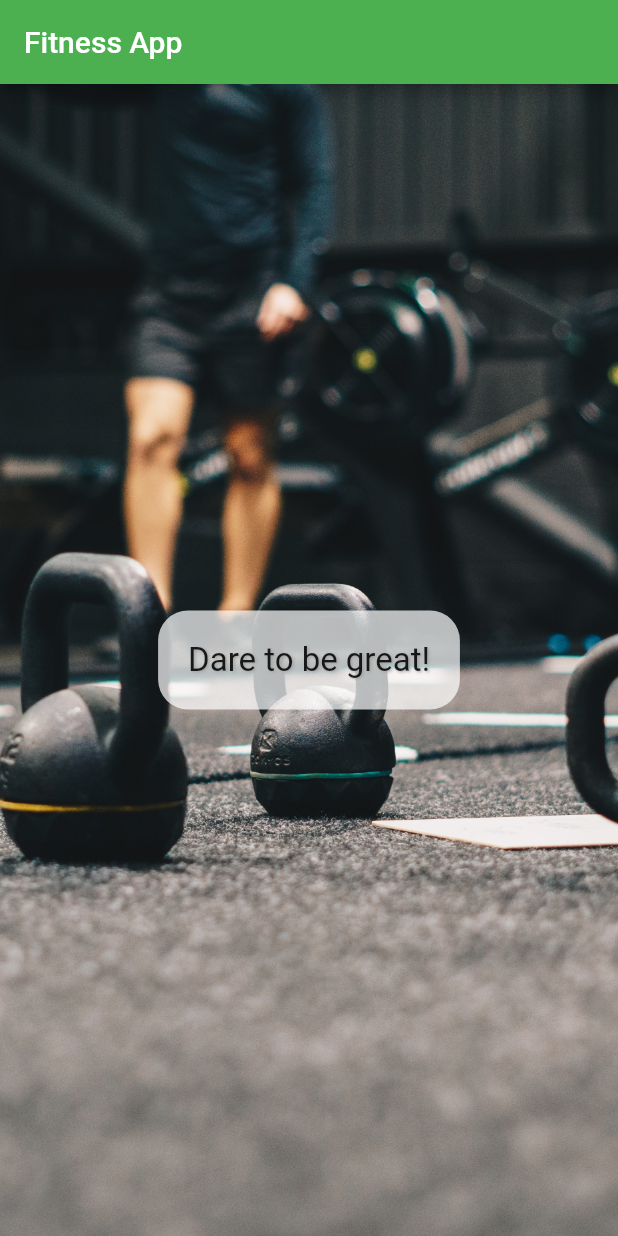
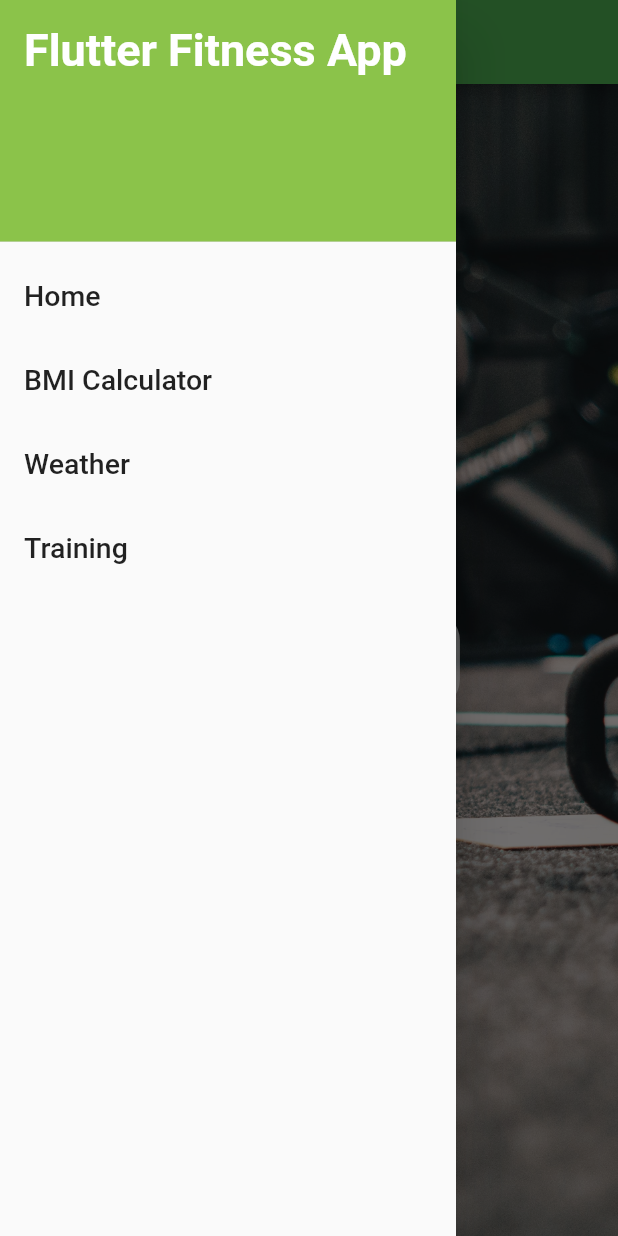
Before and after one commit to ninjamon23/FitnessAppDemo, a Flutter app: the screen it shows after launch, with the side drawer open (before the commit the screen has no drawer), on a phone screen of 412 x 824 dp. Run offline on Flutter 3.47's test engine with Material 2 defaults, Android fonts, the phone set to English and light mode, and no system bars.

Commit message:
Added drawer in the app

```diff
--- a/lib/main.dart
+++ b/lib/main.dart
@@ -2,11 +2,11 @@ import 'package:familiarization/screens/intro_screen.dart';
 import 'package:flutter/material.dart';
 
 void main(List<String> args) {
-  runApp(const GlobeApp());
+  runApp(const FlutterFitnessApp());
 }
 
-class GlobeApp extends StatelessWidget {
-  const GlobeApp({Key? key}) : super(key: key);
+class FlutterFitnessApp extends StatelessWidget {
+  const FlutterFitnessApp({Key? key}) : super(key: key);
 
   @override
   Widget build(BuildContext context) {
--- a/lib/screens/intro_screen.dart
+++ b/lib/screens/intro_screen.dart
@@ -1,3 +1,4 @@
+import 'package:familiarization/shared/menu_drawer.dart';
 import 'package:flutter/material.dart';
 
 class IntroScreen extends StatelessWidget {
@@ -7,6 +8,7 @@ class IntroScreen extends StatelessWidget {
   Widget build(BuildContext context) {
     return Scaffold(
       appBar: AppBar(title: const Text('Fitness App')),
+      drawer: const MenuDrawer(),
       body: Container(
           decoration: const BoxDecoration(
               image: DecorationImage(
--- /dev/null
+++ b/lib/shared/menu_drawer.dart
@@ -0,0 +1,35 @@
+import 'package:flutter/material.dart';
+
+class MenuDrawer extends StatelessWidget {
+  const MenuDrawer({Key? key}) : super(key: key);
+
+  @override
+  Widget build(BuildContext context) {
+    return Drawer(
+      child: ListView(children: buildMenuItems(context)),
+    );
+  }
+
+  List<Widget> buildMenuItems(BuildContext context) {
+    List<String> menuTitles = ['Home', 'BMI Calculator', 'Weather', 'Training'];
+    List<Widget> menuItems = [];
+
+    menuItems.add(const DrawerHeader(
+        decoration: BoxDecoration(color: Colors.lightGreen),
+        child: Text(
+          'Flutter Fitness App',
+          style: TextStyle(color: Colors.white, fontWeight: FontWeight.bold, fontSize: 30),
+        )));
+    for (var element in menuTitles) {
+      menuItems.add(ListTile(
+        title: Text(
+          element,
+          style: const TextStyle(fontSize: 19),
+        ),
+        onTap: () {},
+      ));
+    }
+
+    return menuItems;
+  }
+}
```
Also changed, not shown: 1 other file.
